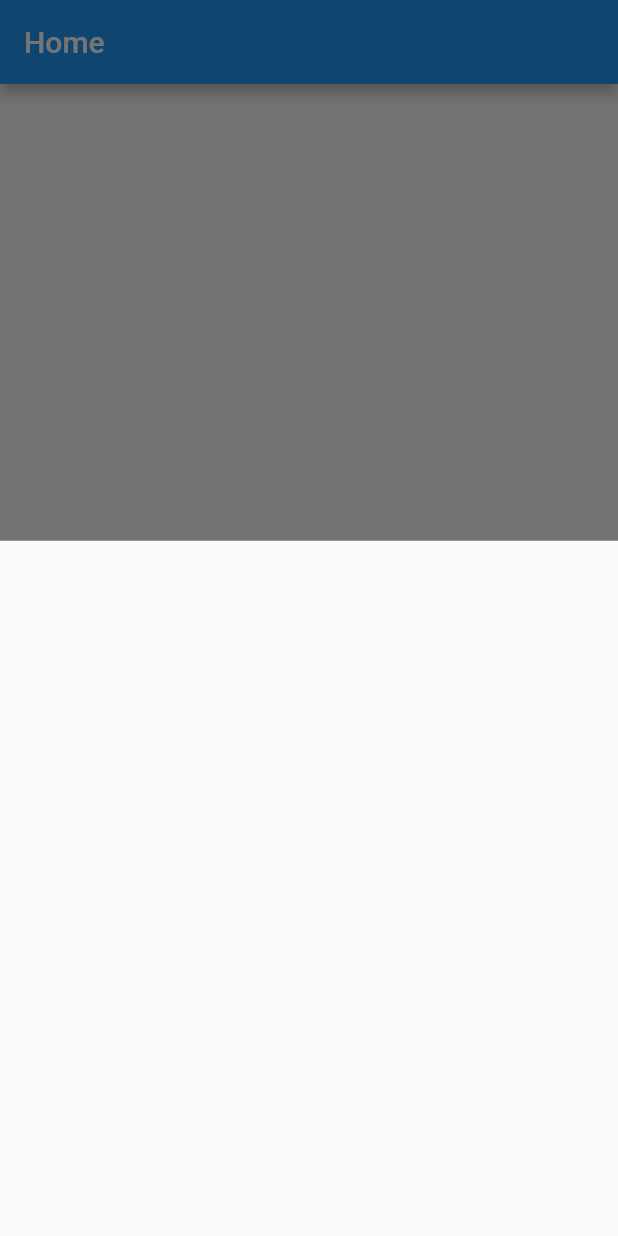
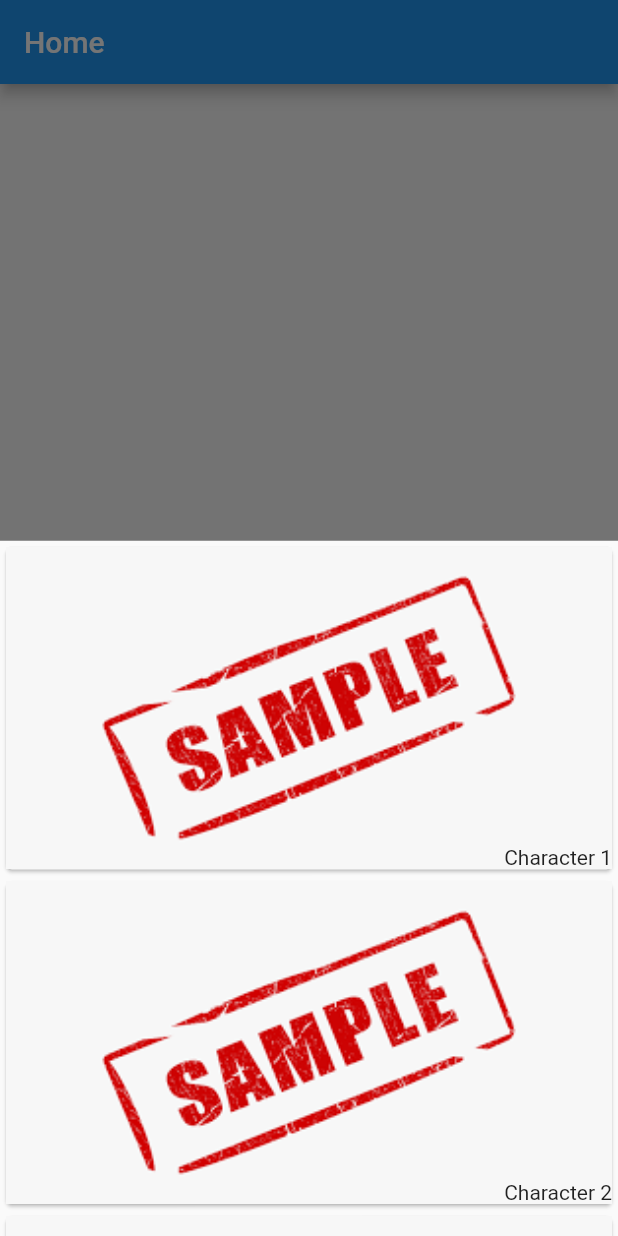
Before and after one commit to Nadzmi-Mini-Project/cok-companion, a Flutter app: the screen it shows after launch, after a tap on "Add Player", on a phone screen of 412 x 824 dp. Run offline on Flutter 3.47's test engine with Material 2 defaults, Android fonts, the phone set to English and light mode, and no system bars; our stand-ins replace equatable, flutter_riverpod, hive, hive_flutter; accounts and stored records are empty.

Commit message:
finished character hive service declaration

```diff
--- a/lib/app/character/service/character-hive.service.dart
+++ b/lib/app/character/service/character-hive.service.dart
@@ -1,15 +1,17 @@
 import 'package:cokc/app/character/model/character.model.dart';
 import 'package:cokc/app/character/service/character-base.service.dart';
 import 'package:cokc/database/box/character.box.dart';
-import 'package:cokc/database/constant/table-collection.constant.dart';
 import 'package:hive/hive.dart';
 
 class CharacterHiveService extends CharacterBaseService {
+  final Box<Character> characterBox;
+
+  CharacterHiveService({required this.characterBox}) : super();
+
   @override
   Future<CharacterModel> getCharacterById(String characterId) async {
-    final character = Hive.box<Character>(TableCollection.characters)
-        .values
-        .firstWhere((element) => element.id == characterId);
+    final character =
+        characterBox.values.firstWhere((element) => element.id == characterId);
 
     return Future.value(CharacterModel(
       id: character.id,
@@ -20,8 +22,7 @@ class CharacterHiveService extends CharacterBaseService {
 
   @override
   Future<List<CharacterModel>> getCharacterList() {
-    final characterList =
-        Hive.box<Character>(TableCollection.characters).values;
+    final characterList = characterBox.values;
 
     return Future.value(characterList
         .map(
--- /dev/null
+++ b/lib/database/provider/character-box.provider.dart
@@ -0,0 +1,10 @@
+import 'package:cokc/database/box/character.box.dart';
+import 'package:cokc/database/constant/table-collection.constant.dart';
+import 'package:flutter_riverpod/flutter_riverpod.dart';
+import 'package:hive_flutter/hive_flutter.dart';
+
+final characterBoxProvider = Provider.autoDispose((ref) {
+  ref.onDispose(() => Hive.box<Character>(TableCollection.characters).close());
+
+  return Hive.box<Character>(TableCollection.characters);
+});
--- a/lib/main.dart
+++ b/lib/main.dart
@@ -1,6 +1,7 @@
 import 'package:cokc/app/home/view/home.view.dart';
 import 'package:cokc/common/router/app-router.dart';
 import 'package:cokc/database/box/character.box.dart';
+import 'package:cokc/database/box/player.box.dart';
 import 'package:cokc/database/constant/table-collection.constant.dart';
 import 'package:flutter/material.dart';
 import 'package:flutter_riverpod/flutter_riverpod.dart';
@@ -10,24 +11,33 @@ void main() async {
   await Hive.initFlutter();
 
   Hive.registerAdapter(CharacterAdapter());
-  await Hive.openBox<Character>(TableCollection.characters);
+  Hive.registerAdapter(PlayerAdapter());
+
+  if (!Hive.isBoxOpen(TableCollection.characters)) {
+    await Hive.openBox<Character>(TableCollection.characters);
+  }
+  if (!Hive.isBoxOpen(TableCollection.players)) {
+    await Hive.openBox<Player>(TableCollection.players);
+  }
 
   // TODO: find a way to seed initial data using hive
-  // await Hive.box<Character>(TableCollection.characters).add(Character(
-  //   id: 'char-1',
-  //   name: 'Character 1',
-  //   imagePath: 'asset/image/character/sample.png',
-  // ));
-  // await Hive.box<Character>(TableCollection.characters).add(Character(
-  //   id: 'char-2',
-  //   name: 'Character 2',
-  //   imagePath: 'asset/image/character/sample.png',
-  // ));
-  // await Hive.box<Character>(TableCollection.characters).add(Character(
-  //   id: 'char-3',
-  //   name: 'Character 3',
-  //   imagePath: 'asset/image/character/sample.png',
-  // ));
+  if (Hive.box<Character>(TableCollection.characters).length <= 0) {
+    await Hive.box<Character>(TableCollection.characters).add(Character(
+      id: '1',
+      name: 'Character 1',
+      imagePath: 'asset/image/character/sample.png',
+    ));
+    await Hive.box<Character>(TableCollection.characters).add(Character(
+      id: '2',
+      name: 'Character 2',
+      imagePath: 'asset/image/character/sample.png',
+    ));
+    await Hive.box<Character>(TableCollection.characters).add(Character(
+      id: '3',
+      name: 'Character 3',
+      imagePath: 'asset/image/character/sample.png',
+    ));
+  }
 
   runApp(const ProviderScope(
     child: MyApp(),
```
Also changed, not shown: lib/app/character/service/character-base.service.dart (+6 -1 lines), lib/database/provider/player-box.provider.dart (added, +10 -0 lines).
